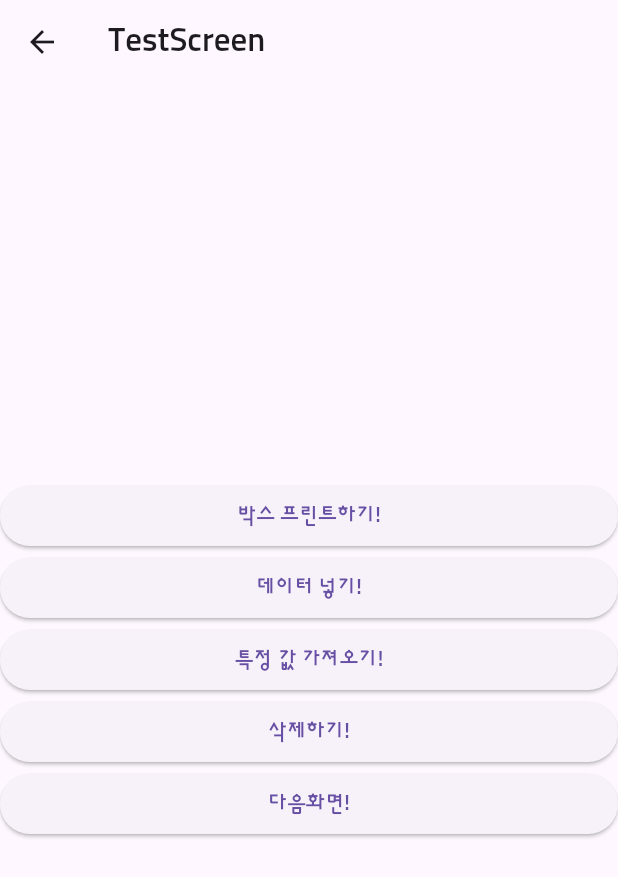
After one commit to Yeonny0723/dusty_dust, a Flutter app: the TestScreen screen opened directly, on a phone screen of 412 x 824 dp. The commit adds this screen. Shown: the top 877 px of the screen. Run offline on Flutter 3.47's test engine with Material 3 defaults, Android fonts, the phone set to English and light mode, and no system bars; our stand-ins replace dio, hive, hive_flutter; accounts and stored records are empty; network calls fail.

Commit message:
test: hive db 등록 및 테스트 예제

```diff
--- /dev/null
+++ b/lib/test_screen.dart
@@ -0,0 +1,98 @@
+import 'package:dusty_dust/main.dart';
+import 'package:dusty_dust/utils/test2_screen.dart';
+import 'package:flutter/material.dart';
+import 'package:hive_flutter/hive_flutter.dart';
+
+class TestScreen extends StatefulWidget {
+  const TestScreen({Key? key}) : super(key: key);
+
+  @override
+  State<TestScreen> createState() => _TestScreenState();
+}
+
+// Hive DB 활용 예제. 클라이언트에서 생성된 상태를 관리할 수 있음.
+// UI(화면)를 다루는 데이터와 관계없는 데이터를 관리할 수 있겠다.
+// 화면이 바뀌어도 유지됨. 글로벌 상태관리의 시작!
+class _TestScreenState extends State<TestScreen> {
+  @override
+  Widget build(BuildContext context) {
+    return Scaffold(
+      appBar: AppBar(
+        title: Text('TestScreen'),
+      ),
+      body: Column(
+        mainAxisAlignment: MainAxisAlignment.center,
+        crossAxisAlignment: CrossAxisAlignment.stretch,
+        children: [
+          ValueListenableBuilder<Box>(  // 데이터가 변경되었을 때를 감지하는 리스너 등록
+            // hive.flutter 지원 함수로 stream 빌더와 유사한 기능
+            valueListenable: Hive.box(testBox).listenable(), // testBox는 테이블명이라 생각
+            builder: (context, box, widget) {
+              return Column(
+                children: box.values
+                    .map(
+                      (e) => Text(e.toString()),
+                )
+                    .toList(),
+              );
+            },
+          ),
+          ElevatedButton(
+            onPressed: () {
+              final box = Hive.box(testBox);
+              print('keys : ${box.keys.toList()}'); // 테이블의 키 가져오기
+              print('values : ${box.values.toList()}'); // 테이블의 값 가져오기
+            },
+            child: Text(
+              '박스 프린트하기!',
+            ),
+          ),
+          ElevatedButton(
+            onPressed: () {
+              final box = Hive.box(testBox);
+
+              // 데이터를 생성하거나
+              // 업데이트할때
+              box.put(1000, '새로운 데이터!!!');
+            },
+            child: Text(
+              '데이터 넣기!',
+            ),
+          ),
+          ElevatedButton(
+            onPressed: () {
+              final box = Hive.box(testBox);
+
+              print(box.getAt(3)); // Hive는 데이터 넣을 때 key 기준 자동 정렬함. 인덱스로 데이터 꺼내기.
+            },
+            child: Text(
+              '특정 값 가져오기!',
+            ),
+          ),
+          ElevatedButton(
+            onPressed: () {
+              final box = Hive.box(testBox);
+
+              box.deleteAt(2);
+            },
+            child: Text(
+              '삭제하기!',
+            ),
+          ),
+          ElevatedButton(
+            onPressed: () {
+              Navigator.of(context).push(
+                MaterialPageRoute(
+                  builder: (_) => Test2Screen(),
+                ),
+              );
+            },
+            child: Text(
+              '다음화면!',
+            ),
+          ),
+        ],
+      ),
+    );
+  }
+}
```
Also changed, not shown: lib/main.dart (+7 -1 lines), lib/utils/test2_screen.dart (added, +34 -0 lines).
